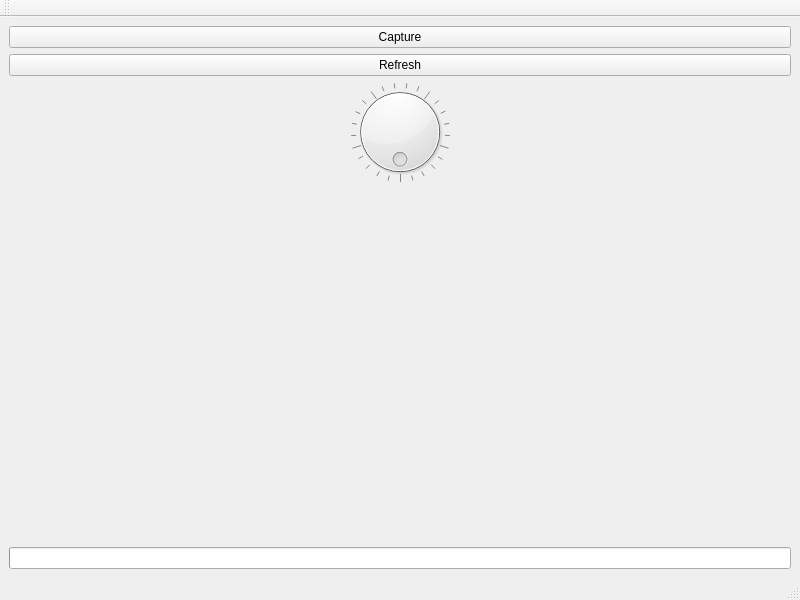
Old version of the form pc/master/mainwindow.ui in the repository plule/pfe-costumes.
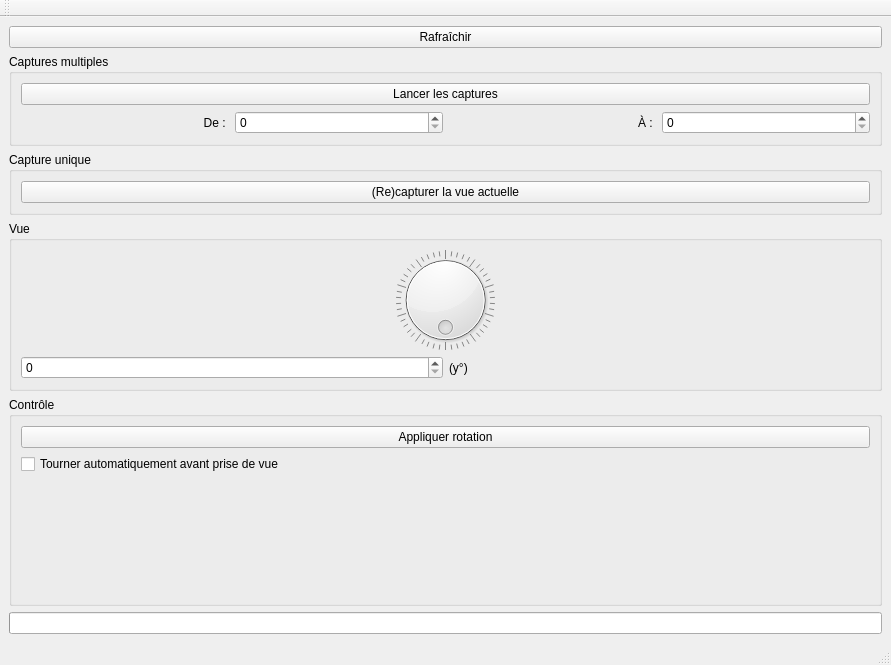
New version of the form.

Diff of the .ui file:
```diff
--- a/pc/master/mainwindow.ui
+++ b/pc/master/mainwindow.ui
@@ -6,8 +6,8 @@
    <rect>
     <x>0</x>
     <y>0</y>
-    <width>800</width>
-    <height>600</height>
+    <width>891</width>
+    <height>665</height>
    </rect>
   </property>
   <property name="windowTitle">
@@ -29,23 +29,84 @@
         <property name="sizeConstraint">
          <enum>QLayout::SetMinimumSize</enum>
         </property>
-        <item>
-         <widget class="QPushButton" name="captureButton">
-          <property name="text">
-           <string>Capture</string>
-          </property>
-         </widget>
-        </item>
         <item>
          <widget class="QPushButton" name="refreshButton">
           <property name="enabled">
            <bool>true</bool>
           </property>
           <property name="text">
-           <string>Refresh</string>
+           <string>Rafraîchir</string>
           </property>
          </widget>
         </item>
+        <item>
+         <widget class="QGroupBox" name="massCaptureBox">
+          <property name="title">
+           <string>Captures multiples</string>
+          </property>
+          <layout class="QVBoxLayout" name="verticalLayout">
+           <item>
+            <widget class="QPushButton" name="pushButton">
+             <property name="text">
+              <string>Lancer les captures</string>
+             </property>
+            </widget>
+           </item>
+           <item>
+            <layout class="QHBoxLayout" name="horizontalLayout">
+             <item>
+              <widget class="QLabel" name="fromLabel">
+               <property name="text">
+                <string>De : </string>
+               </property>
+               <property name="alignment">
+                <set>Qt::AlignRight|Qt::AlignTrailing|Qt::AlignVCenter</set>
+               </property>
+              </widget>
+             </item>
+             <item>
+              <widget class="QSpinBox" name="fromInput"/>
+             </item>
+             <item>
+              <widget class="QLabel" name="toLabel">
+               <property name="text">
+                <string>À : </string>
+               </property>
+               <property name="alignment">
+                <set>Qt::AlignRight|Qt::AlignTrailing|Qt::AlignVCenter</set>
+               </property>
+              </widget>
+             </item>
+             <item>
+              <widget class="QSpinBox" name="toInput"/>
+             </item>
+            </layout>
+           </item>
+          </layout>
+         </widget>
+        </item>
+        <item>
+         <widget class="QGroupBox" name="singleCaptureGroup">
+          <property name="title">
+           <string>Capture unique</string>
+          </property>
+          <layout class="QVBoxLayout" name="verticalLayout_3">
+           <item>
+            <widget class="QPushButton" name="captureButton">
+             <property name="text">
+              <string>(Re)capturer la vue actuelle</string>
+             </property>
+            </widget>
+           </item>
+          </layout>
+         </widget>
+        </item>
+        <item>
+         <widget class="QGroupBox" name="viewGroup">
+          <property name="title">
+           <string>Vue</string>
+          </property>
+          <layout class="QVBoxLayout" name="verticalLayout_4">
         <item>
          <widget class="QDial" name="dial">
           <property name="sizePolicy">
@@ -60,28 +121,74 @@
             <height>50</height>
            </size>
           </property>
+             <property name="orientation">
+              <enum>Qt::Horizontal</enum>
+             </property>
           <property name="wrapping">
            <bool>true</bool>
           </property>
+             <property name="notchTarget">
+              <double>2.000000000000000</double>
+             </property>
           <property name="notchesVisible">
            <bool>true</bool>
           </property>
          </widget>
         </item>
         <item>
+            <layout class="QHBoxLayout" name="horizontalLayout_2">
+             <item>
+              <widget class="QSpinBox" name="spinBox"/>
+             </item>
+             <item>
+              <widget class="QLabel" name="label">
+               <property name="text">
+                <string>(y°)</string>
+               </property>
+              </widget>
+             </item>
+            </layout>
+           </item>
+          </layout>
+         </widget>
+        </item>
+        <item>
+         <widget class="QGroupBox" name="controlGroup">
+          <property name="title">
+           <string>Contrôle</string>
+          </property>
+          <layout class="QVBoxLayout" name="verticalLayout_5">
+           <item>
+            <widget class="QPushButton" name="viewToModelButton">
+             <property name="text">
+              <string>Appliquer rotation</string>
+             </property>
+            </widget>
+           </item>
+           <item>
+            <widget class="QCheckBox" name="autoRotateCheckBox">
+             <property name="text">
+              <string>Tourner automatiquement avant prise de vue</string>
+             </property>
+            </widget>
+           </item>
+           <item>
          <spacer name="verticalSpacer">
           <property name="orientation">
            <enum>Qt::Vertical</enum>
           </property>
           <property name="sizeHint" stdset="0">
            <size>
-            <width>10</width>
+               <width>20</width>
             <height>40</height>
            </size>
           </property>
          </spacer>
         </item>
        </layout>
+         </widget>
+        </item>
+       </layout>
       </item>
      </layout>
     </item>
```
Left out of the diff: 2 changed lines with no effect on the pictures. Lines whose indentation alone changed are shown as unchanged.
